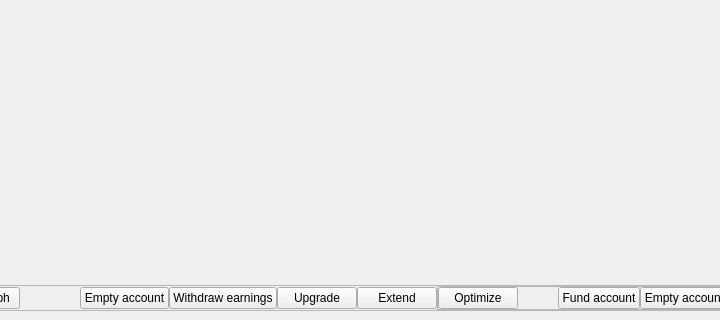
This is src/qt/_Gulden/forms/witnessdialog.ui in frozenflux3/munt-official as Qt 5 draws it before an edit; both pictures show x 152 to 872 and y 259 to 579 of the 1092 by 579 pixel window. The edited form follows.
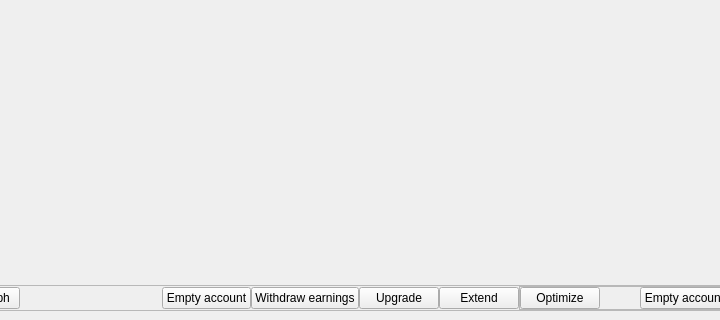
This is the edited form. Custom widgets are drawn as their Qt base class.

Commit message: Delete now obsolete fund button

```diff
--- a/src/qt/_Gulden/forms/witnessdialog.ui
+++ b/src/qt/_Gulden/forms/witnessdialog.ui
@@ -881,16 +881,6 @@
                  </property>
                 </spacer>
                </item>
-               <item>
-                <widget class="QPushButton" name="fundWitnessButton">
-                 <property name="text">
-                  <string>Fund account</string>
-                 </property>
-                 <property name="class" stdset="0">
-                  <string notr="true">focus</string>
-                 </property>
-                </widget>
-               </item>
                <item>
                 <widget class="QPushButton" name="emptyWitnessButton">
                  <property name="text">
```
The commit also changes 1 other file.
